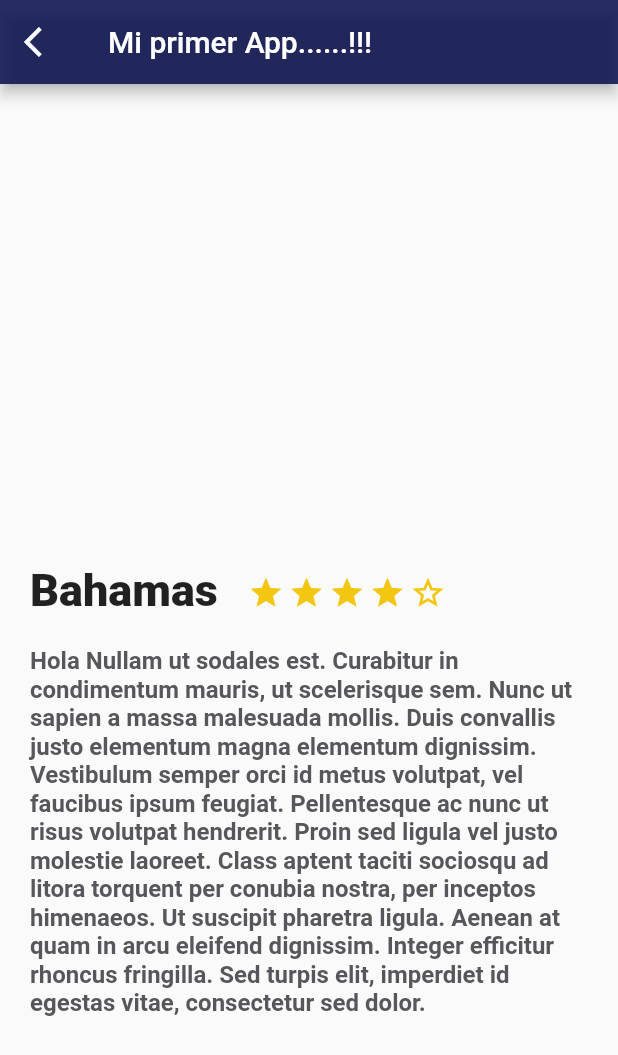
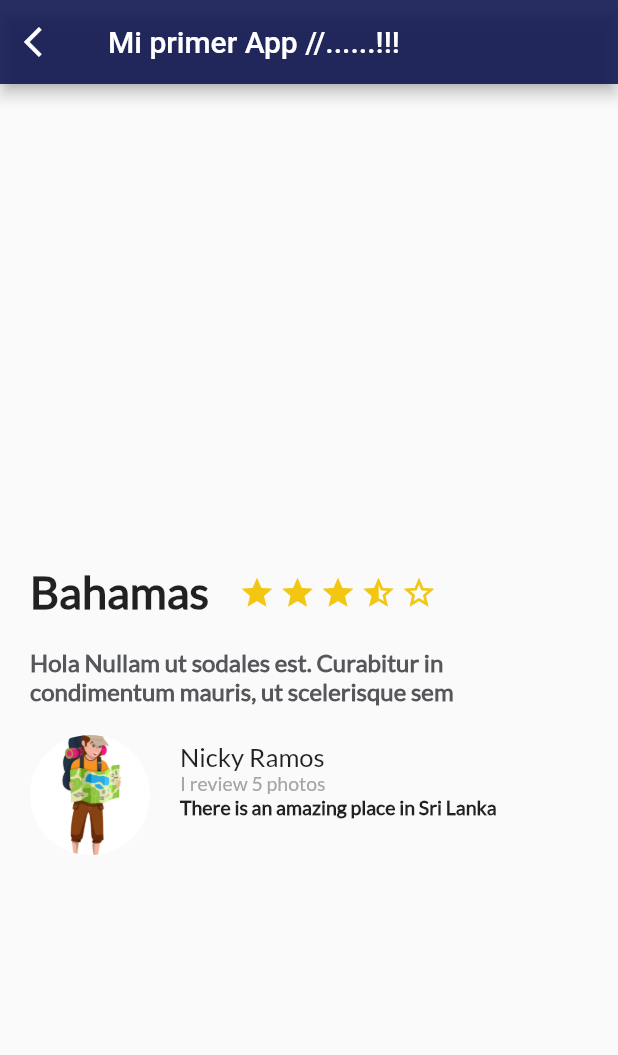
Before and after one commit to nicdavid/platzi_trips_app, a Flutter app: the screen it shows after launch, on a phone screen of 412 x 824 dp. Shown: the top 1055 px of the screen. Run offline on Flutter 3.47's test engine with Material 2 defaults, Android fonts, the phone set to English and light mode, and no system bars.

Commit message:
Clases 22 y 23

```diff
--- a/lib/description_place.dart
+++ b/lib/description_place.dart
@@ -2,12 +2,13 @@ import 'package:flutter/material.dart';
 
 // ignore: must_be_immutable
 class DescriptionPlace extends StatelessWidget {
-
   String namePlace;
   int stars;
   String descriptionPlace;
 
-  DescriptionPlace(this.namePlace, this.stars, this.descriptionPlace, {Key? key}) : super(key: key);
+  DescriptionPlace(this.namePlace, this.stars, this.descriptionPlace,
+      {Key? key})
+      : super(key: key);
 
   @override
   Widget build(BuildContext context) {
@@ -43,7 +44,10 @@ class DescriptionPlace extends StatelessWidget {
           margin: const EdgeInsets.only(top: 320.0, left: 20.0, right: 20.0),
           child: Text(
             namePlace,
-            style: const TextStyle(fontSize: 30.0, fontWeight: FontWeight.w900),
+            style: const TextStyle(
+                fontFamily: "Lato",
+                fontSize: 30.0,
+                fontWeight: FontWeight.w900),
             textAlign: TextAlign.left,
           ),
         ),
@@ -52,7 +56,7 @@ class DescriptionPlace extends StatelessWidget {
             star,
             star,
             star,
-            star,
+            starHalf,
             starBorder,
           ],
         )
@@ -64,6 +68,7 @@ class DescriptionPlace extends StatelessWidget {
       child: Text(
         descriptionPlace,
         style: const TextStyle(
+            fontFamily: "Lato",
             fontSize: 16.0,
             fontWeight: FontWeight.bold,
             color: Color(0xFF56575a)),
--- a/lib/main.dart
+++ b/lib/main.dart
@@ -1,5 +1,6 @@
 import 'package:flutter/material.dart';
 import 'description_place.dart';
+import 'review.dart';
 
 void main() => runApp(MyApp());
 
@@ -7,7 +8,8 @@ class MyApp extends StatelessWidget {
   // This widget is the root of your application.
 
   String miText =
-      'Hola Nullam ut sodales est. Curabitur in condimentum mauris, ut scelerisque sem. Nunc ut sapien a massa malesuada mollis. Duis convallis justo elementum magna elementum dignissim. Vestibulum semper orci id metus volutpat, vel faucibus ipsum feugiat. Pellentesque ac nunc ut risus volutpat hendrerit. Proin sed ligula vel justo molestie laoreet. Class aptent taciti sociosqu ad litora torquent per conubia nostra, per inceptos himenaeos. Ut suscipit pharetra ligula. Aenean at quam in arcu eleifend dignissim. Integer efficitur rhoncus fringilla. Sed turpis elit, imperdiet id egestas vitae, consectetur sed dolor.';
+      "Hola Nullam ut sodales est. Curabitur in condimentum mauris, ut scelerisque sem";
+  // 'Hola Nullam ut sodales est. Curabitur in condimentum mauris, ut scelerisque sem. Nunc ut sapien a massa malesuada mollis. Duis convallis justo elementum magna elementum dignissim. Vestibulum semper orci id metus volutpat, vel faucibus ipsum feugiat. Pellentesque ac nunc ut risus volutpat hendrerit. Proin sed ligula vel justo molestie laoreet. Class aptent taciti sociosqu ad litora torquent per conubia nostra, per inceptos himenaeos. Ut suscipit pharetra ligula. Aenean at quam in arcu eleifend dignissim. Integer efficitur rhoncus fringilla. Sed turpis elit, imperdiet id egestas vitae, consectetur sed dolor.';
 
   @override
   Widget build(BuildContext context) {
@@ -59,13 +61,18 @@ class MyApp extends StatelessWidget {
 
       // --> Implementación
       home: Scaffold(
-        appBar: AppBar(
-          leading: const Icon(Icons.arrow_back_ios),
-          title: const Text('Mi primer App......!!!'),
-          backgroundColor: const Color.fromARGB(223, 12, 18, 78),
-        ),
-        body: DescriptionPlace('Bahamas', 4, miText),
-      ),
+          appBar: AppBar(
+            leading: const Icon(Icons.arrow_back_ios),
+            title: const Text('Mi primer App //......!!!'),
+            backgroundColor: const Color.fromARGB(223, 12, 18, 78),
+          ),
+          body: Column(
+            children: <Widget>[
+              DescriptionPlace('Bahamas', 4, miText),
+              Review('Nicky Ramos', 'I review 5 photos',
+                  'There is an amazing place in Sri Lanka'),
+            ],
+          )),
     );
   }
 }
--- /dev/null
+++ b/lib/review.dart
@@ -0,0 +1,84 @@
+import 'package:flutter/material.dart';
+
+class Review extends StatelessWidget {
+  // String pahtImage = 'assets/imagen/people.jpg';
+  String name = 'Vargas Yasa';
+  String details = 'I review 5 photos';
+  String comment = 'There is an amazing place in Sri Lanka';
+
+  Review(this.name, this.details, this.comment, {Key? key}) : super(key: key);
+
+  @override
+  Widget build(BuildContext context) {
+    // TODO: implement build
+
+    final userComment = Container(
+      margin: const EdgeInsets.only(left: 20.0),
+      child: Text(
+        comment,
+        textAlign: TextAlign.left,
+        style: const TextStyle(
+          fontFamily: 'Lato',
+          fontSize: 13.0,
+          fontWeight: FontWeight.w900,
+        ),
+      ),
+    );
+
+    final userInfo = Container(
+      margin: const EdgeInsets.only(left: 20.0),
+      child: Text(
+        details,
+        textAlign: TextAlign.left,
+        style: const TextStyle(
+          fontFamily: 'Lato',
+          fontSize: 13.0,
+          color: Color(0xFFa3a5a7),
+        ),
+      ),
+    );
+
+    final userName = Container(
+      margin: const EdgeInsets.only(left: 20.0),
+      child: Text(
+        name,
+        textAlign: TextAlign.left,
+        style: const TextStyle(
+          fontFamily: 'Lato',
+          fontSize: 17.0,
+        ),
+      ),
+    );
+
+    final userDetails = Column(
+      crossAxisAlignment: CrossAxisAlignment.start,
+      children: <Widget>[
+        userName,
+        userInfo,
+        userComment,
+      ],
+    );
+
+    final photo = Container(
+        margin: const EdgeInsets.only(top: 20.0, left: 20.0),
+        width: 80.0,
+        height: 80.0,
+        decoration: const BoxDecoration(
+          shape: BoxShape.circle,
+          image: DecorationImage(
+            fit: BoxFit.cover,
+            image: AssetImage(
+              // pahtImage,
+              'assets/imagen/people.jpg',
+            ),
+          ),
+        ));
+
+    return Row(
+      children: <Widget>[
+        photo,
+        userDetails,
+      ],
+    );
+  }
+}
```
Also changed, not shown: pubspec.yaml (+7 -2 lines), assets/fonts/Lato-Regular.ttf (added), assets/imagen/people.jpg (added).
